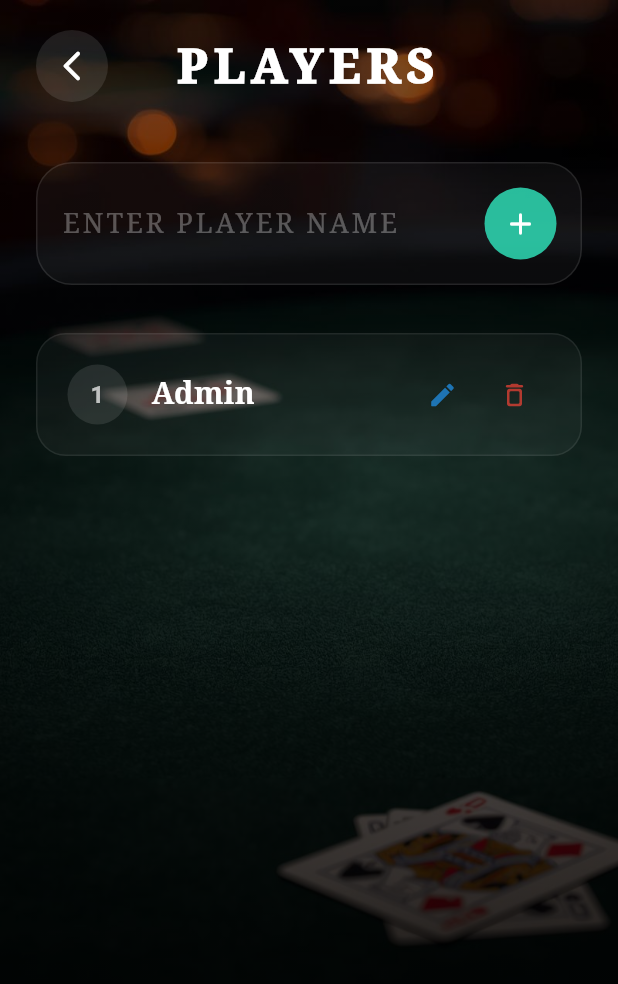
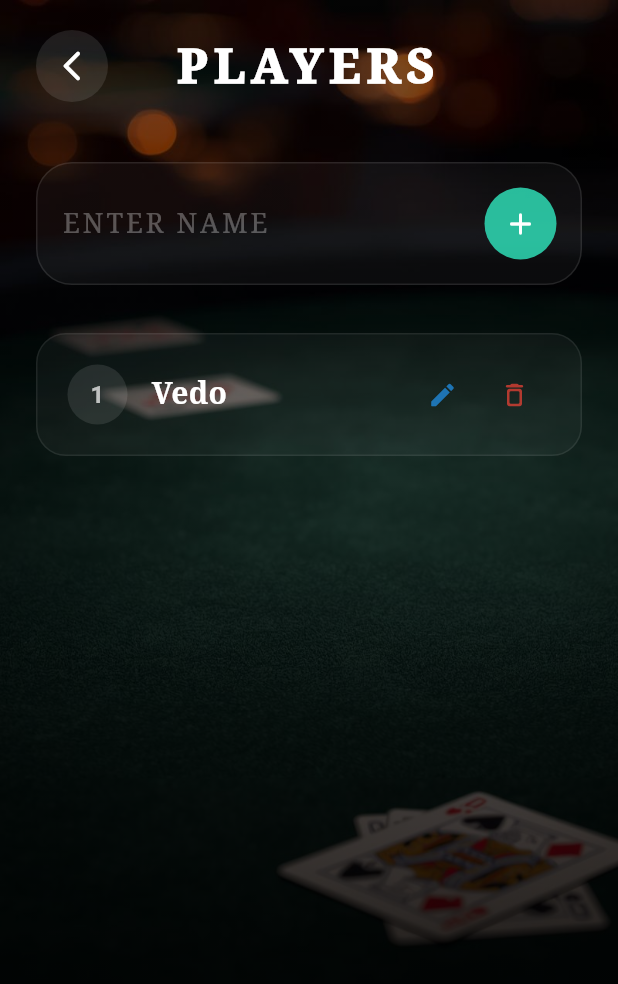
Before and after one commit to vedad-keskin/Rummy-Tracker, a Flutter app: the PlayersScreen screen opened directly, on a phone screen of 412 x 824 dp. Shown: the top 984 px of the screen. Run offline on Flutter 3.47's test engine with Material 3 defaults, Android fonts, the phone set to English and light mode, and no system bars; our stand-ins replace shared_preferences; accounts and stored records are empty.

Commit message:
Labels fix

```diff
--- a/rummy_tracker/lib/offline_db/player_service.dart
+++ b/rummy_tracker/lib/offline_db/player_service.dart
@@ -48,7 +48,7 @@ class PlayerService {
   }
 
   Future<List<Player>> _saveDefaultPlayer() async {
-    final defaultPlayer = Player(id: '1', name: 'Admin', points: 0);
+    final defaultPlayer = Player(id: '1', name: 'Vedo', points: 0);
     await savePlayers([defaultPlayer]);
     return [defaultPlayer];
   }
--- a/rummy_tracker/lib/players_section/players_screen.dart
+++ b/rummy_tracker/lib/players_section/players_screen.dart
@@ -167,7 +167,7 @@ class _PlayersScreenState extends State<PlayersScreen> {
                               fontSize: 18,
                             ),
                             decoration: InputDecoration(
-                              hintText: 'ENTER PLAYER NAME',
+                              hintText: 'ENTER NAME',
                               hintStyle: TextStyle(
                                 color: Colors.white.withOpacity(0.3),
                                 letterSpacing: 2,
```
